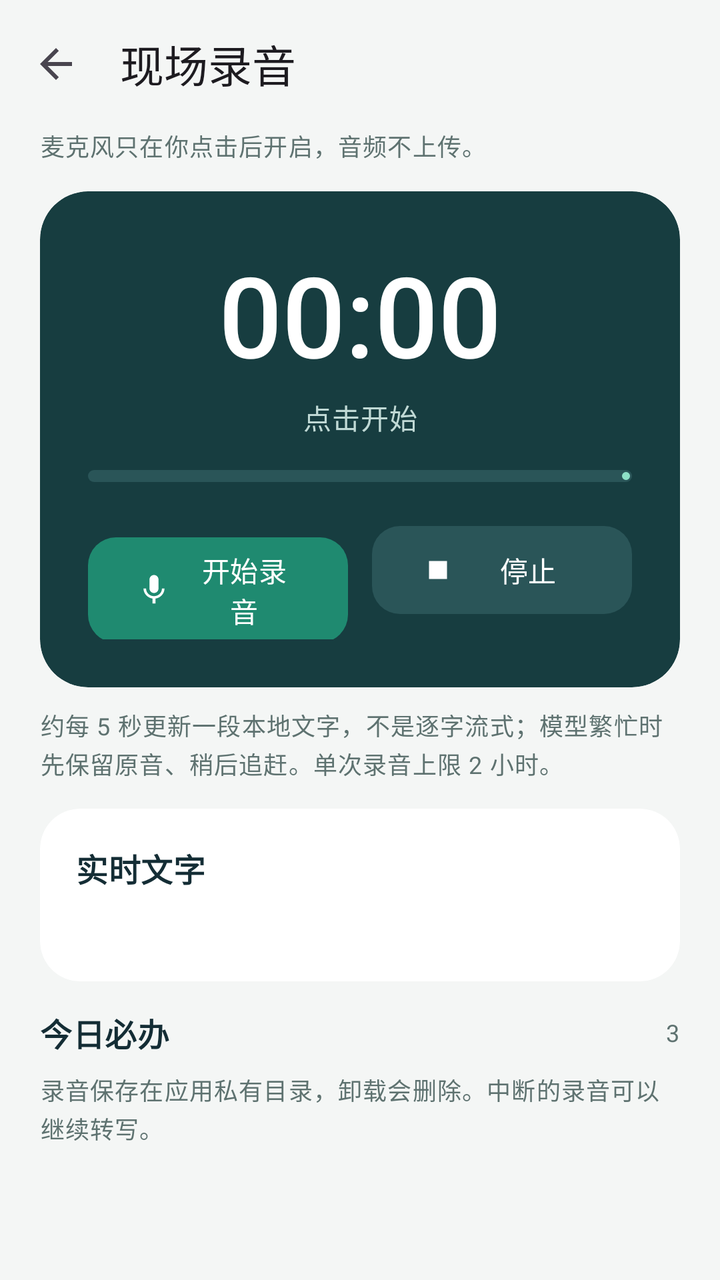
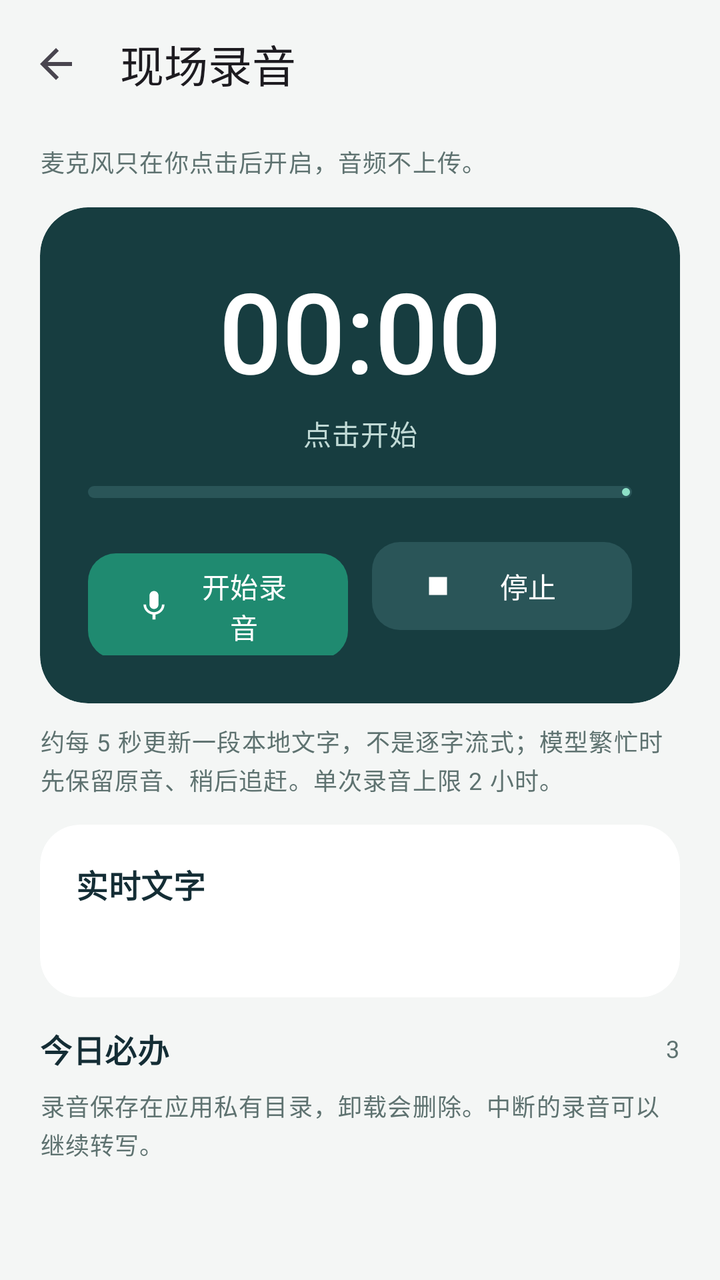

Two renders of the same Android screen: before a commit and after it. Below are the layout's source before the change and the commit's diff.
<!-- AndroidManifest.xml: application theme AppTheme -->
<!-- res/layout/activity_microphone.xml -->
<?xml version="1.0" encoding="utf-8"?>
<androidx.coordinatorlayout.widget.CoordinatorLayout xmlns:android="http://schemas.android.com/apk/res/android"
    xmlns:app="http://schemas.android.com/apk/res-auto"
    android:id="@+id/root"
    android:layout_width="match_parent"
    android:layout_height="match_parent"
    android:background="?android:attr/colorBackground">

    <com.google.android.material.appbar.AppBarLayout
        android:id="@+id/appbar"
        android:layout_width="match_parent"
        android:layout_height="wrap_content"
        android:background="?android:attr/colorBackground"
        app:liftOnScroll="true">

        <com.google.android.material.appbar.MaterialToolbar
            android:id="@+id/toolbar"
            style="@style/Toolbar"
            android:layout_width="match_parent"
            android:layout_height="?attr/actionBarSize"
            app:title="现场录音" />
    </com.google.android.material.appbar.AppBarLayout>

    <androidx.core.widget.NestedScrollView
        android:id="@+id/scroll"
        android:layout_width="match_parent"
        android:layout_height="match_parent"
        android:clipToPadding="false"
        app:layout_behavior="@string/appbar_scrolling_view_behavior">

        <LinearLayout
            android:layout_width="match_parent"
            android:layout_height="wrap_content"
            android:orientation="vertical"
            android:paddingHorizontal="@dimen/page_padding"
            android:paddingBottom="32dp">

            <TextView
                android:id="@+id/tvSubtitle"
                style="@style/Text.Muted"
                android:layout_width="match_parent"
                android:layout_height="wrap_content"
                android:text="麦克风只在你点击后开启，音频不上传。" />

            <com.google.android.material.card.MaterialCardView
                style="@style/Card.Hero"
                android:layout_width="match_parent"
                android:layout_height="wrap_content"
                android:layout_marginTop="14dp">

                <LinearLayout
                    android:layout_width="match_parent"
                    android:layout_height="wrap_content"
                    android:gravity="center_horizontal"
                    android:orientation="vertical"
                    android:padding="24dp">

                    <TextView
                        android:id="@+id/tvTimer"
                        android:layout_width="wrap_content"
                        android:layout_height="wrap_content"
                        android:fontFamily="sans-serif-medium"
                        android:textColor="@color/hero_on"
                        android:textSize="56sp"
                        android:text="00:00" />

                    <TextView
                        android:id="@+id/tvStatus"
                        android:layout_width="match_parent"
                        android:layout_height="wrap_content"
                        android:layout_marginTop="4dp"
                        android:gravity="center"
                        android:textAppearance="?attr/textAppearanceBodyMedium"
                        android:textColor="@color/hero_muted"
                        android:text="点击开始" />

                    <com.google.android.material.progressindicator.LinearProgressIndicator
                        android:id="@+id/level"
                        android:layout_width="match_parent"
                        android:layout_height="wrap_content"
                        android:layout_marginTop="16dp"
                        android:max="100"
                        app:indicatorColor="@color/hero_accent"
                        app:trackColor="@color/hero_button_soft"
                        app:trackCornerRadius="3dp"
                        app:trackThickness="6dp" />

                    <LinearLayout
                        android:layout_width="match_parent"
                        android:layout_height="wrap_content"
                        android:layout_marginTop="18dp"
                        android:orientation="horizontal">

                        <com.google.android.material.button.MaterialButton
                            android:id="@+id/btnStart"
                            style="@style/Button.Hero"
                            android:layout_width="0dp"
                            android:layout_height="wrap_content"
                            android:layout_marginEnd="6dp"
                            android:layout_weight="1"
                            app:icon="@drawable/ic_mic"
                            android:text="开始录音" />

                        <com.google.android.material.button.MaterialButton
                            android:id="@+id/btnStop"
                            style="@style/Button.HeroSoft"
                            android:layout_width="0dp"
                            android:layout_height="wrap_content"
                            android:layout_marginStart="6dp"
                            android:layout_weight="1"
                            app:icon="@drawable/ic_stop"
                            android:text="停止" />
                    </LinearLayout>
                </LinearLayout>
            </com.google.android.material.card.MaterialCardView>

            <TextView
                android:id="@+id/tvHint"
                style="@style/Text.Muted"
                android:layout_width="match_parent"
                android:layout_height="wrap_content"
                android:layout_marginTop="10dp"
                android:text="约每 5 秒更新一段本地文字，不是逐字流式；模型繁忙时先保留原音、稍后追赶。单次录音上限 2 小时。" />

            <com.google.android.material.card.MaterialCardView
                style="@style/Card"
                android:layout_width="match_parent"
                android:layout_height="wrap_content"
                android:layout_marginTop="14dp">

                <LinearLayout
                    android:layout_width="match_parent"
                    android:layout_height="wrap_content"
                    android:orientation="vertical"
                    android:padding="@dimen/card_padding">

                    <TextView
                        android:id="@+id/tvLiveTitle"
                        style="@style/Text.SectionTitle"
                        android:layout_width="match_parent"
                        android:layout_height="wrap_content"
                        android:text="实时文字" />

                    <TextView
                        android:id="@+id/tvTranscript"
                        style="@style/Text.Body"
                        android:layout_width="match_parent"
                        android:layout_height="wrap_content"
                        android:layout_marginTop="8dp"
                        android:textIsSelectable="true"
                        android:text="" />
                </LinearLayout>
            </com.google.android.material.card.MaterialCardView>

            <LinearLayout
                android:id="@+id/sectionHistory"
                android:layout_width="match_parent"
                android:layout_height="wrap_content"
                android:orientation="vertical">

                <include
                    android:id="@+id/headerHistory"
                    layout="@layout/item_section_header" />

                <LinearLayout
                    android:id="@+id/listHistory"
                    android:layout_width="match_parent"
                    android:layout_height="wrap_content"
                    android:orientation="vertical" />

                <TextView
                    style="@style/Text.Muted"
                    android:layout_width="match_parent"
                    android:layout_height="wrap_content"
                    android:text="录音保存在应用私有目录，卸载会删除。中断的录音可以继续转写。" />
            </LinearLayout>
        </LinearLayout>
    </androidx.core.widget.NestedScrollView>
</androidx.coordinatorlayout.widget.CoordinatorLayout>
<!-- res/layout/item_section_header.xml (included above) -->
<?xml version="1.0" encoding="utf-8"?>
<LinearLayout xmlns:android="http://schemas.android.com/apk/res/android"
    android:layout_width="match_parent"
    android:layout_height="wrap_content"
    android:gravity="center_vertical"
    android:orientation="horizontal"
    android:paddingTop="14dp"
    android:paddingBottom="8dp">

    <TextView
        android:id="@+id/tvTitle"
        style="@style/Text.SectionTitle"
        android:layout_width="0dp"
        android:layout_height="wrap_content"
        android:layout_weight="1"
        android:text="今日必办" />

    <TextView
        android:id="@+id/tvCount"
        style="@style/Text.Muted"
        android:layout_width="wrap_content"
        android:layout_height="wrap_content"
        android:text="3" />
</LinearLayout>
<!-- resources referenced by this layout -->
<resources>
  <color name="hero_accent">#8DE0C6</color>
  <color name="hero_button_soft">#2A5558</color>
  <color name="hero_muted">#C0D9D5</color>
  <color name="hero_on">#FFFFFF</color>
  <dimen name="card_padding">18dp</dimen>
  <dimen name="page_padding">20dp</dimen>
  <style name="Card.Hero">
          <item name="cardBackgroundColor">@color/hero_background</item>
          <item name="cardCornerRadius">24dp</item>
      </style>
  <style name="Text.Body" parent="TextAppearance.Material3.BodyMedium">
          <item name="android:textColor">?attr/colorOnSurface</item>
          <item name="android:lineSpacingMultiplier">1.25</item>
      </style>
  <style name="Text.Muted" parent="TextAppearance.Material3.BodySmall">
          <item name="android:textColor">?attr/colorOnSurfaceVariant</item>
          <item name="android:lineSpacingMultiplier">1.2</item>
      </style>
  <style name="Text.SectionTitle" parent="TextAppearance.Material3.TitleMedium">
          <item name="android:textColor">?attr/colorOnSurface</item>
          <item name="android:textStyle">bold</item>
      </style>
  <style name="Toolbar" parent="Widget.Material3.Toolbar">
          <item name="titleTextAppearance">@style/TextAppearance.Material3.TitleLarge</item>
          <item name="navigationIcon">@drawable/ic_back</item>
          <item name="android:background">@android:color/transparent</item>
      </style>
  <color name="hero_button">#1F8A70</color>
  <color name="hero_background">#173D40</color>
  <color name="md_primary">#137A64</color>
  <color name="md_on_primary">#FFFFFF</color>
  <color name="md_primary_container">#B9EFE0</color>
  <color name="md_on_primary_container">#00201A</color>
  <color name="md_secondary">#4B6360</color>
  <color name="md_on_secondary">#FFFFFF</color>
  <color name="md_secondary_container">#CDE8E3</color>
  <color name="md_on_secondary_container">#06201D</color>
  <color name="md_tertiary">#8A5A00</color>
  <color name="md_on_tertiary">#FFFFFF</color>
  <color name="md_tertiary_container">#FFDEA6</color>
  <color name="md_on_tertiary_container">#2B1900</color>
  <color name="md_error">#BA1A1A</color>
  <color name="md_on_error">#FFFFFF</color>
  <color name="md_error_container">#FFDAD6</color>
  <color name="md_on_error_container">#410002</color>
  <color name="md_background">#F4F6F5</color>
  <color name="md_on_background">#142D35</color>
  <color name="md_surface">#F4F6F5</color>
  <color name="md_on_surface">#142D35</color>
  <color name="md_surface_variant">#DFE5E4</color>
  <color name="md_on_surface_variant">#5E7270</color>
  <color name="md_outline">#6F8481</color>
  <color name="md_outline_variant">#C3D0CD</color>
  <color name="md_surface_container_lowest">#FFFFFF</color>
  <color name="md_surface_container_low">#EEF2F1</color>
  <color name="md_surface_container">#E8EDEC</color>
  <color name="md_surface_container_high">#E2E8E7</color>
  <color name="md_surface_container_highest">#DCE2E1</color>
  <color name="md_inverse_surface">#1D2D34</color>
  <color name="md_inverse_on_surface">#EBF4F1</color>
  <color name="md_inverse_primary">#77D8BC</color>
  <style name="AppDialog" parent="ThemeOverlay.Material3.MaterialAlertDialog">
          <item name="shapeAppearanceOverlay">@style/Shape.Dialog</item>
      </style>
  <style name="AppBottomSheet" parent="ThemeOverlay.Material3.BottomSheetDialog">
          <item name="bottomSheetStyle">@style/AppBottomSheetStyle</item>
      </style>
  <style name="Shape.Dialog" parent="">
          <item name="cornerFamily">rounded</item>
          <item name="cornerSize">24dp</item>
      </style>
  <style name="Shape.Sheet" parent="">
          <item name="cornerFamily">rounded</item>
          <item name="cornerSizeTopLeft">28dp</item>
          <item name="cornerSizeTopRight">28dp</item>
      </style>
  <!-- unchanged entries left out for length: 8 -->
</resources>

<!-- the commit's change to res/layout/activity_microphone.xml (unified diff, before → after) -->
@@ -21,19 +21,21 @@
             app:title="现场录音" />
     </com.google.android.material.appbar.AppBarLayout>
 
-    <androidx.core.widget.NestedScrollView
-        android:id="@+id/scroll"
+    <LinearLayout
+        android:id="@+id/body"
         android:layout_width="match_parent"
         android:layout_height="match_parent"
-        android:clipToPadding="false"
+        android:orientation="vertical"
         app:layout_behavior="@string/appbar_scrolling_view_behavior">
 
         <LinearLayout
+            android:id="@+id/panel"
             android:layout_width="match_parent"
             android:layout_height="wrap_content"
             android:orientation="vertical"
             android:paddingHorizontal="@dimen/page_padding"
-            android:paddingBottom="32dp">
+            android:paddingTop="8dp"
+            android:paddingBottom="8dp">
 
             <TextView
                 android:id="@+id/tvSubtitle"
@@ -43,6 +45,7 @@
                 android:text="麦克风只在你点击后开启，音频不上传。" />
 
             <com.google.android.material.card.MaterialCardView
+                android:id="@+id/cardControls"
                 style="@style/Card.Hero"
                 android:layout_width="match_parent"
                 android:layout_height="wrap_content"
@@ -121,61 +124,78 @@
                 android:layout_height="wrap_content"
                 android:layout_marginTop="10dp"
                 android:text="约每 5 秒更新一段本地文字，不是逐字流式；模型繁忙时先保留原音、稍后追赶。单次录音上限 2 小时。" />
-
-            <com.google.android.material.card.MaterialCardView
-                style="@style/Card"
-                android:layout_width="match_parent"
-                android:layout_height="wrap_content"
-                android:layout_marginTop="14dp">
-
-                <LinearLayout
+        </LinearLayout>
+
+        <androidx.core.widget.NestedScrollView
+            android:id="@+id/scroll"
+            android:layout_width="match_parent"
+            android:layout_height="0dp"
+            android:layout_weight="1"
+            android:clipToPadding="false">
+
+            <LinearLayout
+                android:layout_width="match_parent"
+                android:layout_height="wrap_content"
+                android:orientation="vertical"
+                android:paddingHorizontal="@dimen/page_padding"
+                android:paddingBottom="24dp">
+
+                <com.google.android.material.card.MaterialCardView
+                    android:id="@+id/cardTranscript"
+                    style="@style/Card"
                     android:layout_width="match_parent"
                     android:layout_height="wrap_content"
-                    android:orientation="vertical"
-                    android:padding="@dimen/card_padding">
-
-                    <TextView
-                        android:id="@+id/tvLiveTitle"
-                        style="@style/Text.SectionTitle"
-                        android:layout_width="match_parent"
-                        android:layout_height="wrap_content"
-                        android:text="实时文字" />
-
-                    <TextView
-                        android:id="@+id/tvTranscript"
-                        style="@style/Text.Body"
-                        android:layout_width="match_parent"
-                        android:layout_height="wrap_content"
-                        android:layout_marginTop="8dp"
-                        android:textIsSelectable="true"
-                        android:text="" />
-                </LinearLayout>
-            </com.google.android.material.card.MaterialCardView>
-
-            <LinearLayout
-                android:id="@+id/sectionHistory"
-                android:layout_width="match_parent"
-                android:layout_height="wrap_content"
-                android:orientation="vertical">
-
-                <include
-                    android:id="@+id/headerHistory"
-                    layout="@layout/item_section_header" />
+                    android:layout_marginTop="6dp">
+
+                    <LinearLayout
+                        android:layout_width="match_parent"
+                        android:layout_height="wrap_content"
+                        android:orientation="vertical"
+                        android:padding="@dimen/card_padding">
+
+                        <TextView
+                            android:id="@+id/tvLiveTitle"
+                            style="@style/Text.SectionTitle"
+                            android:layout_width="match_parent"
+                            android:layout_height="wrap_content"
+                            android:text="实时文字" />
+
+                        <TextView
+                            android:id="@+id/tvTranscript"
+                            style="@style/Text.Body"
+                            android:layout_width="match_parent"
+                            android:layout_height="wrap_content"
+                            android:layout_marginTop="8dp"
+                            android:textIsSelectable="true"
+                            android:text="" />
+                    </LinearLayout>
+                </com.google.android.material.card.MaterialCardView>
 
                 <LinearLayout
-                    android:id="@+id/listHistory"
+                    android:id="@+id/sectionHistory"
                     android:layout_width="match_parent"
                     android:layout_height="wrap_content"
-                    android:orientation="vertical" />
-
-                <TextView
-                    style="@style/Text.Muted"
-                    android:layout_width="match_parent"
-                    android:layout_height="wrap_content"
-                    android:text="录音保存在应用私有目录，卸载会删除。中断的录音可以继续转写。" />
+                    android:orientation="vertical">
+
+                    <include
+                        android:id="@+id/headerHistory"
+                        layout="@layout/item_section_header" />
+
+                    <LinearLayout
+                        android:id="@+id/listHistory"
+                        android:layout_width="match_parent"
+                        android:layout_height="wrap_content"
+                        android:orientation="vertical" />
+
+                    <TextView
+                        style="@style/Text.Muted"
+                        android:layout_width="match_parent"
+                        android:layout_height="wrap_content"
+                        android:text="录音保存在应用私有目录，卸载会删除。中断的录音可以继续转写。" />
+                </LinearLayout>
             </LinearLayout>
-        </LinearLayout>
-    </androidx.core.widget.NestedScrollView>
+        </androidx.core.widget.NestedScrollView>
+    </LinearLayout>
 </androidx.coordinatorlayout.widget.CoordinatorLayout>
 <!-- res/layout/item_section_header.xml (included above) -->
 <?xml version="1.0" encoding="utf-8"?>
<!-- resource entries referenced after the edit -->
@@ -25,6 +25,7 @@
   <style name="Toolbar" parent="Widget.Material3.Toolbar">
           <item name="titleTextAppearance">@style/TextAppearance.Material3.TitleLarge</item>
           <item name="navigationIcon">@drawable/ic_back</item>
+          <item name="navigationContentDescription">返回</item>
           <item name="android:background">@android:color/transparent</item>
       </style>
   <color name="hero_button">#1F8A70</color>
